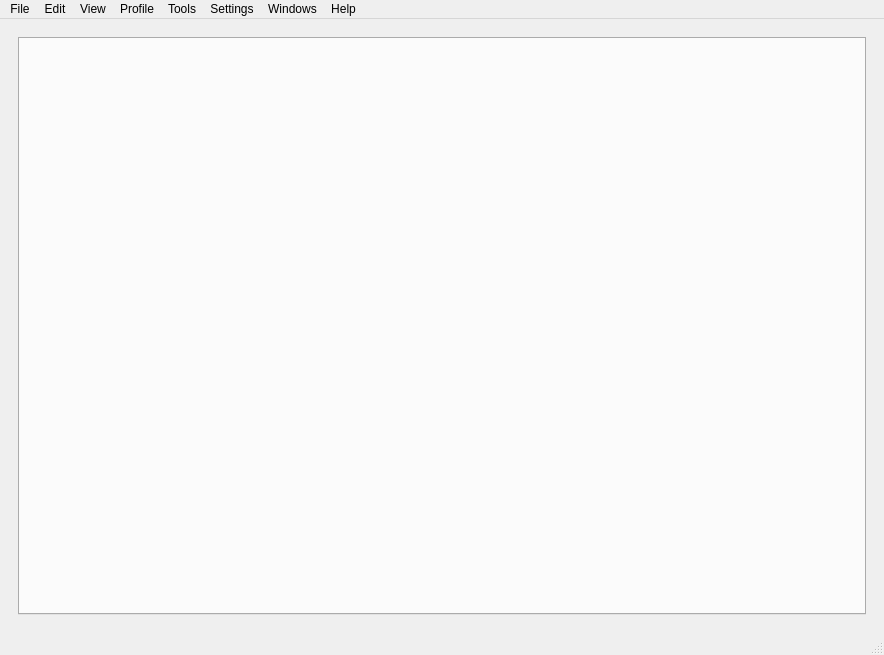
The window that src/gtatools-gui/src/src/gui/MainFrame.ui (alemariusnexus/gtatools) describes before a commit, drawn with Qt 5.
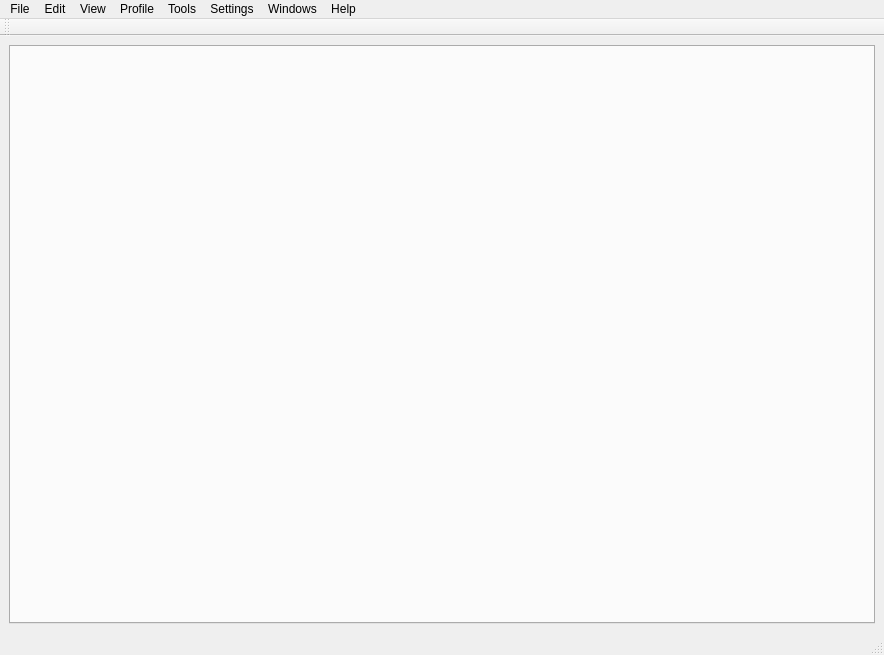
The same window after the commit.

```diff
--- a/src/gtatools-gui/src/src/gui/MainFrame.ui
+++ b/src/gtatools-gui/src/src/gui/MainFrame.ui
@@ -45,6 +45,9 @@
        </size>
       </property>
       <layout class="QVBoxLayout" name="verticalLayout_2">
+       <property name="margin">
+        <number>0</number>
+       </property>
        <item>
         <widget class="QTabWidget" name="contentTabber">
          <property name="currentIndex">
@@ -123,6 +126,17 @@
     <bool>true</bool>
    </property>
   </widget>
+  <widget class="QToolBar" name="toolBar">
+   <property name="windowTitle">
+    <string>toolBar</string>
+   </property>
+   <attribute name="toolBarArea">
+    <enum>TopToolBarArea</enum>
+   </attribute>
+   <attribute name="toolBarBreak">
+    <bool>false</bool>
+   </attribute>
+  </widget>
   <action name="actionSettings">
    <property name="text">
     <string>Settings...</string>
```
